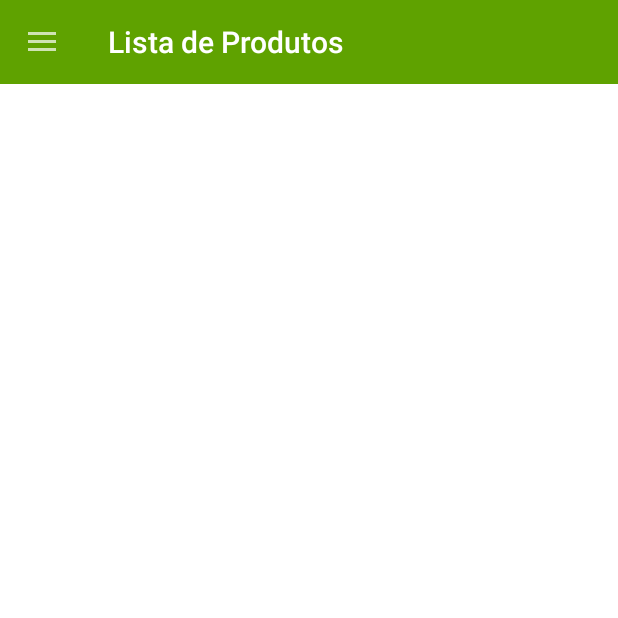
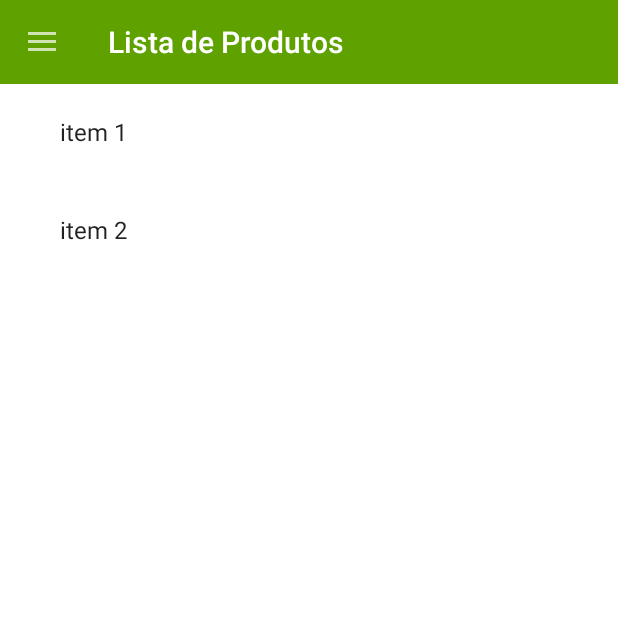
Before and after one commit to jvasconcelos1980/mini-projecto-compras, an Android app: the ComprasFragment screen opened directly, with no data from a screen before it, on a phone screen of 412 x 824 dp, the top half of it. Run offline under Robolectric (Android 15) with nearby library versions, the phone set to English and light mode, and no system bars.

```diff
--- a/app/src/main/java/com/example/compras/ComprasFragment.kt
+++ b/app/src/main/java/com/example/compras/ComprasFragment.kt
@@ -1,61 +1,14 @@
 package com.example.compras
-
+import androidx.appcompat.app.AppCompatActivity
 import android.os.Bundle
-import androidx.fragment.app.Fragment
 import android.view.LayoutInflater
 import android.view.View
 import android.view.ViewGroup
+import androidx.fragment.app.Fragment
 
-// TODO: Rename parameter arguments, choose names that match
-// the fragment initialization parameters, e.g. ARG_ITEM_NUMBER
-private const val ARG_PARAM1 = "param1"
-private const val ARG_PARAM2 = "param2"
-
-/**
- * A simple [Fragment] subclass.
- * Use the [ComprasFragment.newInstance] factory method to
- * create an instance of this fragment.
- */
 class ComprasFragment : Fragment() {
-
-
-    // TODO: Rename and change types of parameters
-    private var param1: String? = null
-    private var param2: String? = null
-
-    override fun onCreate(savedInstanceState: Bundle?) {
-        super.onCreate(savedInstanceState)
-        arguments?.let {
-            param1 = it.getString(ARG_PARAM1)
-            param2 = it.getString(ARG_PARAM2)
-        }
-    }
-
-    override fun onCreateView(
-        inflater: LayoutInflater, container: ViewGroup?,
-        savedInstanceState: Bundle?
-    ): View? {
-        // Inflate the layout for this fragment
-        return inflater.inflate(R.layout.fragment_compras, container, false)
-    }
-
-    companion object {
-        /**
-         * Use this factory method to create a new instance of
-         * this fragment using the provided parameters.
-         *
-         * @param param1 Parameter 1.
-         * @param param2 Parameter 2.
-         * @return A new instance of fragment ComprasFragment.
-         */
-        // TODO: Rename and change types and number of parameters
-        @JvmStatic
-        fun newInstance(param1: String, param2: String) =
-            ComprasFragment().apply {
-                arguments = Bundle().apply {
-                    putString(ARG_PARAM1, param1)
-                    putString(ARG_PARAM2, param2)
-                }
-            }
+    override fun onCreateView(inflater: LayoutInflater, container: ViewGroup?, savedInstanceState: Bundle?): View? {
+        val view = inflater.inflate(R.layout.activity_compras, container, false)
+        return view
     }
 }
--- a/app/src/main/java/com/example/compras/NavigationManager.kt
+++ b/app/src/main/java/com/example/compras/NavigationManager.kt
@@ -8,18 +8,12 @@ import androidx.fragment.app.Fragment
 import androidx.fragment.app.FragmentManager
 import com.example.compras.ComprasFragment
 import com.example.compras.R
+import com.example.compras.compras
 import com.example.compras.formulario_compras
 
 
 abstract class NavigationManager{
     companion object{
-        private fun placeFragment(fm: FragmentManager, fragment: Fragment){
-            val transition = fm.beginTransaction()
-            transition.replace(R.id.menu_drawer, fragment) // frame onde está criar artigo
-            transition.addToBackStack(null)
-            transition.commit()
-        }
-
         fun goToComprasFragment(fm: FragmentManager){
             placeFragment(fm, ComprasFragment())
         }
@@ -28,5 +22,12 @@ abstract class NavigationManager{
             placeFragment(fm, formulario_compras())
         }
 
+        private fun placeFragment(fm: FragmentManager, fragment: Fragment){
+            val transition = fm.beginTransaction()
+            transition.replace(R.id.menu_drawer, fragment) // frame onde está criar artigo
+            transition.addToBackStack(null)
+            transition.commit()
+        }
+
     }
 }
--- a/app/src/main/java/com/example/compras/compras.kt
+++ b/app/src/main/java/com/example/compras/compras.kt
@@ -118,8 +118,9 @@ class compras () : AppCompatActivity(), NavigationView.OnNavigationItemSelectedL
 
         // Código para fazer Lista
 
+        // dummy test
         lista_artigos.adapter = ArrayAdapter(this,android.R.layout.simple_expandable_list_item_1,
-            arrayListOf("teste","teste 2"))
+            arrayListOf("item 1", "item 2"))
 
         // End
 
--- a/app/src/main/res/layout/activity_compras.xml
+++ b/app/src/main/res/layout/activity_compras.xml
@@ -8,9 +8,10 @@
     android:orientation="vertical"
 
     >
+
     <com.google.android.material.appbar.AppBarLayout
         android:layout_height="wrap_content"
-        android:layout_width="match_parent"
+        android:layout_width="wrap_content"
         android:theme="@style/ThemeOverlay.AppCompat.Dark"
         android:background="@color/white"
         android:fitsSystemWindows="true"
@@ -32,6 +33,7 @@
                 android:gravity="center_vertical"
                 android:weightSum="1"
                 >
+
                 <TextView
                     android:layout_width="wrap_content"
                     android:layout_height="wrap_content"
@@ -39,35 +41,18 @@
                     android:textColor="#ffffff"
                     style="@style/TextAppearance.AppCompat.Widget.ActionBar.Title"
                     />
+
+
             </LinearLayout>
 
-
-
         </androidx.appcompat.widget.Toolbar>
-
-    </com.google.android.material.appbar.AppBarLayout>
-
-    <LinearLayout
-        android:id="@+id/zona_listas"
-        android:layout_width="match_parent"
-        android:layout_height="match_parent"
-        android:clickable="true"
-        android:focusable="auto"
-        android:keepScreenOn="true"
-        android:longClickable="true"
-        android:orientation="horizontal"
-        android:textColor="#000000"
-        android:visibility="visible"
-        tools:visibility="visible">
-
         <ListView
             android:id="@+id/lista_artigos"
             android:layout_width="match_parent"
-            android:layout_height="match_parent" />
+            android:layout_height="match_parent"
 
-    </LinearLayout>
-
-
+            />
+    </com.google.android.material.appbar.AppBarLayout>
     <com.google.android.material.navigation.NavigationView
         android:id="@+id/nav_drawer"
         android:layout_width="match_parent"
@@ -77,6 +62,6 @@
         app:menu="@menu/drawer_menu"
         >
 
+    </com.google.android.material.navigation.NavigationView>
 
-    </com.google.android.material.navigation.NavigationView>
 </androidx.drawerlayout.widget.DrawerLayout>
```
Lines whose indentation alone changed are shown as unchanged.
